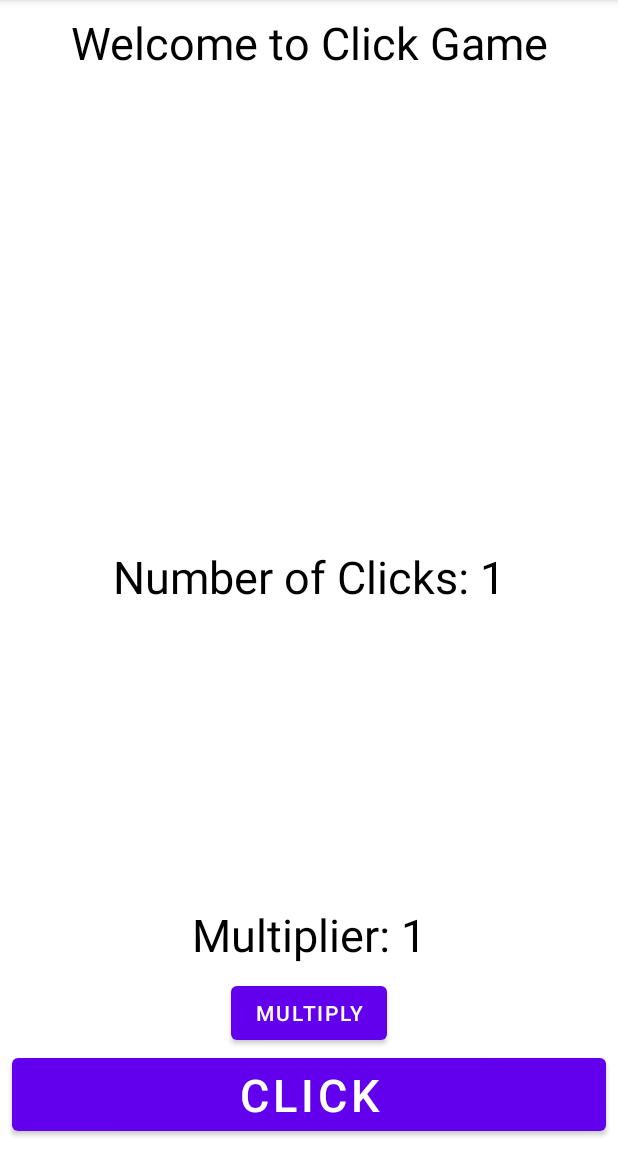
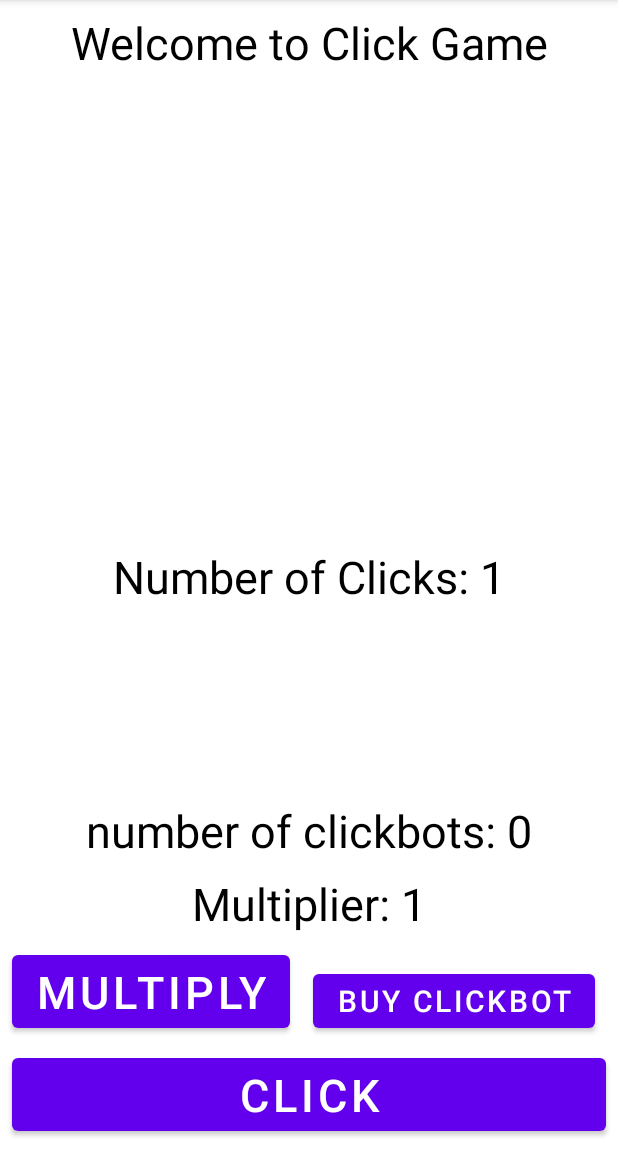
Before and after one commit to carlotran4/ClickingGame, an Android app: the screen it shows after launch (MainActivity), after a tap on "MULTIPLY", on a phone screen of 412 x 824 dp, the part 84-1236 px from its top. Run offline under Robolectric (Android 15) with nearby library versions, the phone set to English and light mode, and no system bars; 1 other tap on this screen came first.

Commit message:
started on Clickbots

```diff
--- a/app/build.gradle
+++ b/app/build.gradle
@@ -32,7 +32,7 @@ android {
 }
 
 dependencies {
-
+    implementation 'org.jetbrains.kotlinx:kotlinx-coroutines-android:1.3.9'
     implementation 'androidx.core:core-ktx:1.7.0'
     implementation 'androidx.appcompat:appcompat:1.5.1'
     implementation 'com.google.android.material:material:1.6.1'
--- a/app/src/main/java/com/example/idletapper/MainActivity.kt
+++ b/app/src/main/java/com/example/idletapper/MainActivity.kt
@@ -2,36 +2,61 @@ package com.example.idletapper
 
 import androidx.appcompat.app.AppCompatActivity
 import android.os.Bundle
+import android.os.Looper.loop
 import android.widget.Button
 import android.widget.TextView
 import android.widget.Toast
+import kotlinx.coroutines.delay
+import kotlinx.coroutines.launch
+import kotlinx.coroutines.runBlocking
+import org.w3c.dom.Text
 
 class MainActivity : AppCompatActivity() {
     override fun onCreate(savedInstanceState: Bundle?) {
         super.onCreate(savedInstanceState)
         setContentView(R.layout.activity_main)
-        val clickButton= findViewById<Button>(R.id.click_button)
+        val clickButton = findViewById<Button>(R.id.click_button)
         val clickNumberText = findViewById<TextView>(R.id.click_number_text)
         val multiplyButton = findViewById<Button>(R.id.multiplierButton)
         val multiplierText = findViewById<TextView>(R.id.multiplier_text)
+        val clickbotsText = findViewById<TextView>(R.id.clickbots_text)
+        val clickbotsButton = findViewById<Button>(R.id.clickbots_button)
+        var clickbots = 1
         var multiplier = 1
         var clickno = 0
         var clicksRequiredForUpgrade = 50
 
-        fun add() {
-            clickno+=(multiplier)
+
+            fun add(noOfBots: Int = 1) {
+                clickno += (multiplier * noOfBots)
                 clickNumberText.text = "Number of Clicks: $clickno"
             }
 
             fun addMultiplier() {
-            if(clickno>=clicksRequiredForUpgrade){
-                multiplier*=2
+                if (clickno >= clicksRequiredForUpgrade) {
+                    multiplier *= 2
                     multiplierText.text = "Multiplier: $multiplier"
-                clickno-=clicksRequiredForUpgrade
-                clicksRequiredForUpgrade*=2
+                    clickno -= clicksRequiredForUpgrade
+                    clicksRequiredForUpgrade *= 2
+                } else Toast.makeText(
+                    applicationContext,
+                    "$clicksRequiredForUpgrade clicks needed",
+                    Toast.LENGTH_SHORT
+                ).show()
             }
 
-            else Toast.makeText(applicationContext, "$clicksRequiredForUpgrade clicks needed", Toast.LENGTH_SHORT).show()
+            fun addBot() {
+                if (clickno >= clicksRequiredForUpgrade) {
+                    clickbots++
+                    clickbotsText.text = "Number of Clickbots: $clickbots"
+                    clickno -= clicksRequiredForUpgrade
+                    clicksRequiredForUpgrade *= 2
+                } else Toast.makeText(
+                    applicationContext,
+                    "$clicksRequiredForUpgrade clicks needed",
+                    Toast.LENGTH_SHORT
+                ).show()
+
             }
 
             clickButton.setOnClickListener {
@@ -40,9 +65,12 @@ class MainActivity : AppCompatActivity() {
             multiplyButton.setOnClickListener {
                 addMultiplier()
             }
+            clickbotsButton.setOnClickListener {
+                addBot()
+            }
+
+
 
 
     }
-
-
 }
--- a/app/src/main/res/layout/activity_main.xml
+++ b/app/src/main/res/layout/activity_main.xml
@@ -42,8 +42,9 @@
         android:layout_height="wrap_content"
         android:id="@+id/multiplierButton"
         app:layout_constraintStart_toStartOf="parent"
-        app:layout_constraintEnd_toEndOf="parent"
         app:layout_constraintBottom_toTopOf="@id/click_button"
+        style="@style/TextStyle"
+        android:textColor="@color/white"
         android:text="@string/multiply"/>
     <TextView
         android:layout_width="wrap_content"
@@ -53,6 +54,28 @@
         app:layout_constraintStart_toStartOf="parent"
         app:layout_constraintEnd_toEndOf="parent"
         style="@style/TextStyle"
-        android:text="@string/multiplier_1"/>
+        android:text="@string/multiplier_1"
+        />
 
+    <Button
+        android:layout_width="wrap_content"
+        android:layout_height="wrap_content"
+        style="@style/TextStyle"
+        android:text = "@string/buy_clickbot"
+        app:layout_constraintStart_toEndOf="@id/multiplierButton"
+        app:layout_constraintEnd_toEndOf="parent"
+        app:layout_constraintBottom_toTopOf="@id/click_button"
+        android:textColor="@color/white"
+        android:textSize="20sp"
+        android:id="@+id/clickbots_button"/>
+
+    <TextView
+        android:layout_width="wrap_content"
+        android:layout_height="wrap_content"
+        android:id="@+id/clickbots_text"
+        android:text="@string/number_of_clickbots_0"
+        app:layout_constraintBottom_toTopOf="@id/multiplier_text"
+        app:layout_constraintStart_toStartOf="parent"
+        app:layout_constraintEnd_toEndOf="parent"
+        style="@style/TextStyle"/>
 </androidx.constraintlayout.widget.ConstraintLayout>
--- a/app/src/main/res/values/strings.xml
+++ b/app/src/main/res/values/strings.xml
@@ -4,4 +4,6 @@
     <string name="click">click</string>
     <string name="multiplier_1">Multiplier: 1</string>
     <string name="multiply">Multiply</string>
+    <string name="buy_clickbot">buy clickbot</string>
+    <string name="number_of_clickbots_0">number of clickbots: 0</string>
 </resources>
```
Lines whose indentation alone changed are shown as unchanged.
